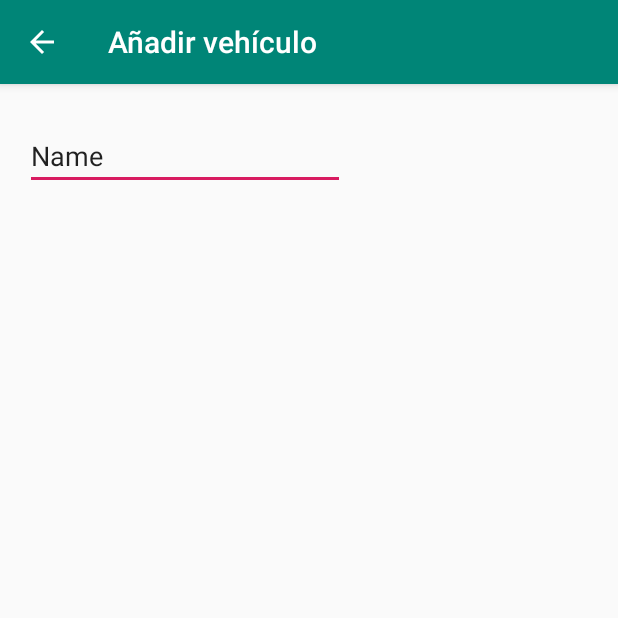
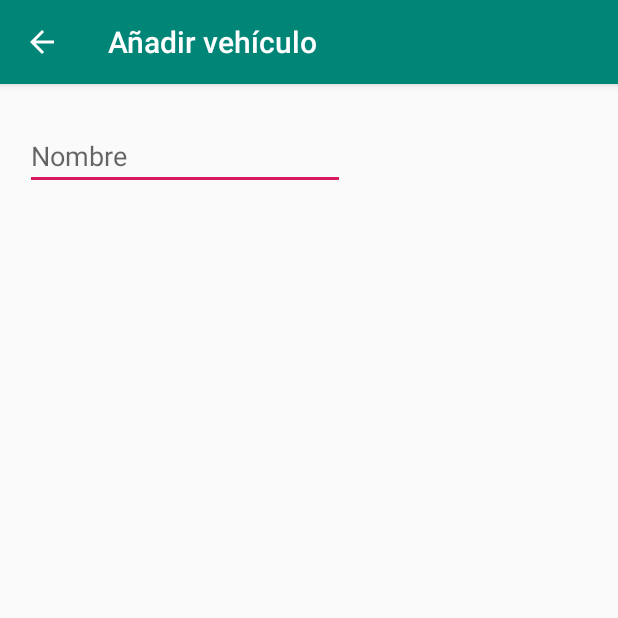
Before and after one commit to davidruiz120/garageapp, an Android app: the FormularioActivity screen opened directly, with no data from a screen before it, on a phone screen of 412 x 824 dp, the top half of it. Run offline under Robolectric (Android 15) with nearby library versions, the phone set to English and light mode, and no system bars.

```diff
--- a/app/src/main/res/layout/content_formulario.xml
+++ b/app/src/main/res/layout/content_formulario.xml
@@ -18,7 +18,6 @@
         android:ems="10"
         android:hint="Nombre"
         android:inputType="textPersonName"
-        android:text="Name"
         app:layout_constraintEnd_toEndOf="parent"
         app:layout_constraintStart_toStartOf="parent"
         app:layout_constraintTop_toTopOf="parent" />
```
Also changed, not shown: app/src/main/res/drawable/logoinicio01.png.
